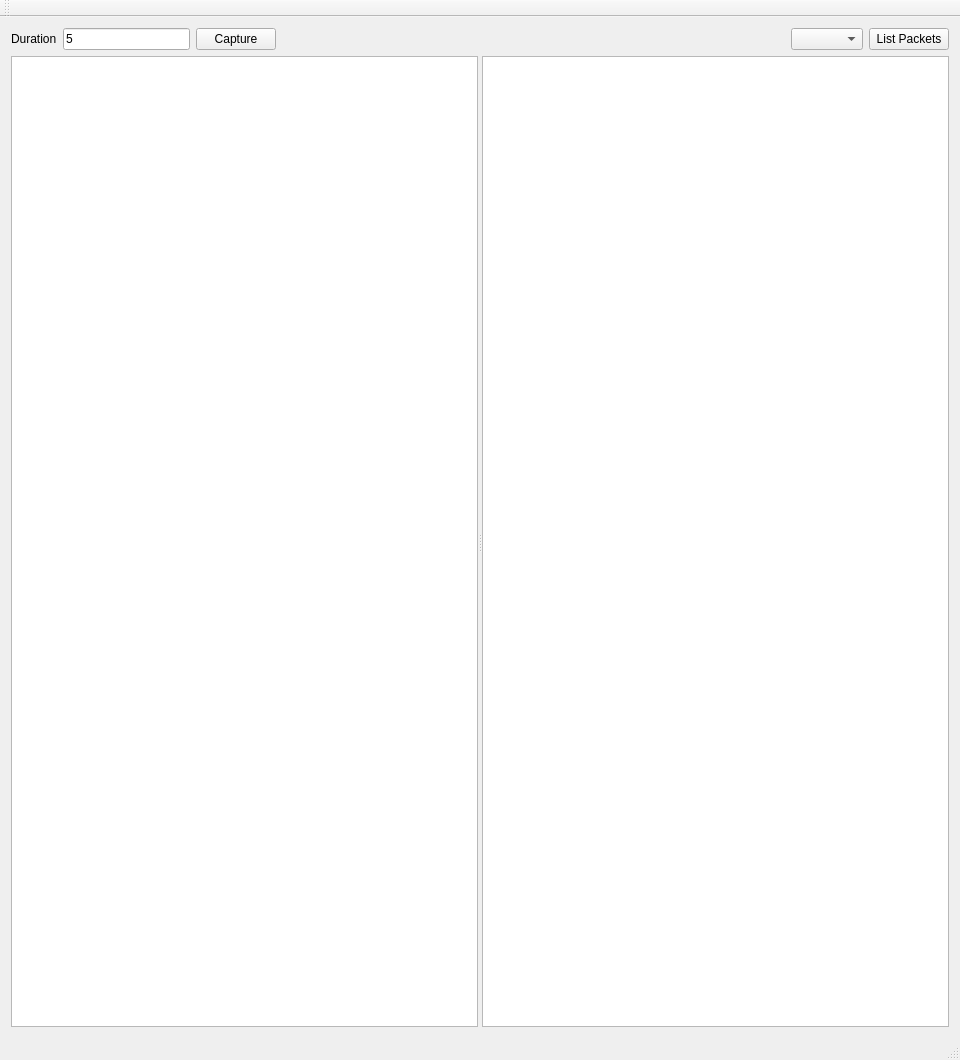
Old version of the form mainwindow.ui in the repository xQsme/SRC_Packets.
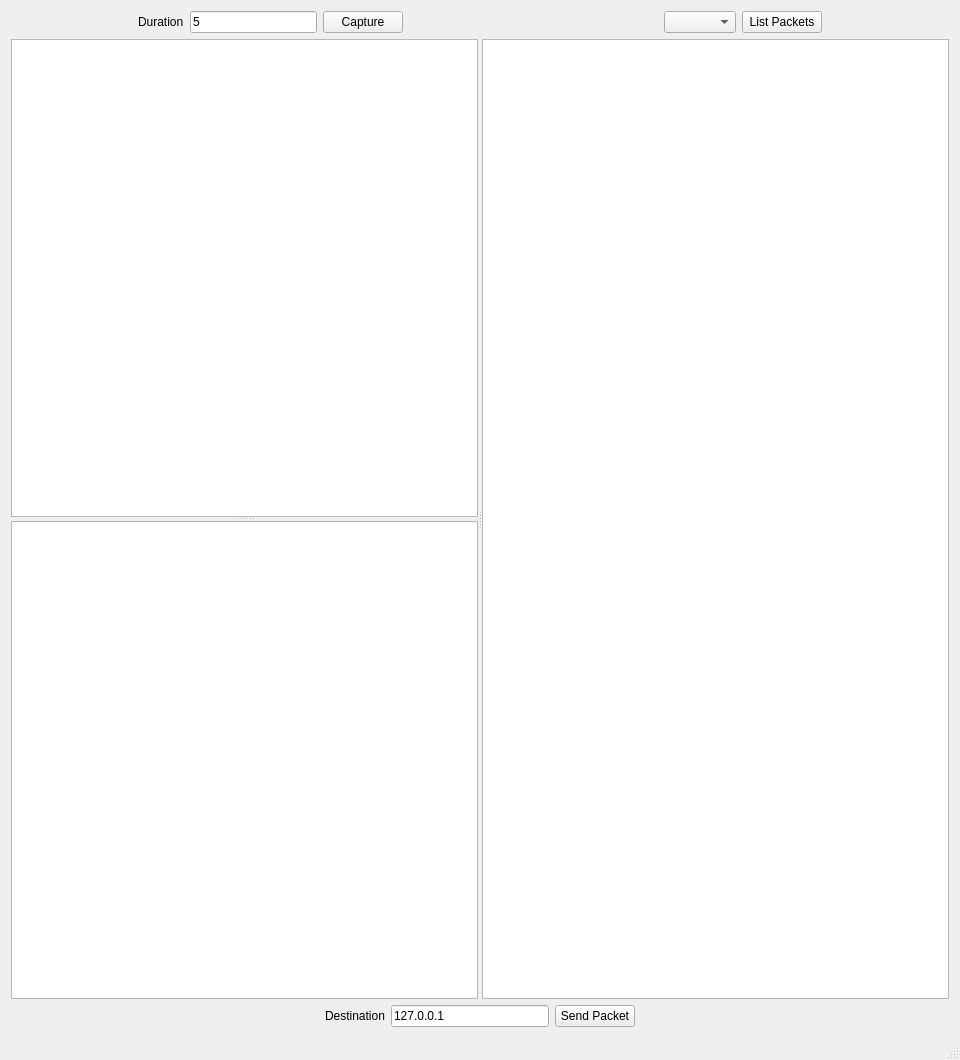
New version of the form.

What changed in the file:
```diff
--- a/mainwindow.ui
+++ b/mainwindow.ui
@@ -14,11 +14,24 @@
    <string>MainWindow</string>
   </property>
   <widget class="QWidget" name="centralWidget">
-   <layout class="QHBoxLayout" name="horizontalLayout_2">
+   <layout class="QHBoxLayout" name="horizontalLayout_3">
     <item>
      <layout class="QVBoxLayout" name="verticalLayout">
       <item>
        <layout class="QHBoxLayout" name="horizontalLayout">
+        <item>
+         <spacer name="horizontalSpacer_2">
+          <property name="orientation">
+           <enum>Qt::Horizontal</enum>
+          </property>
+          <property name="sizeHint" stdset="0">
+           <size>
+            <width>40</width>
+            <height>20</height>
+           </size>
+          </property>
+         </spacer>
+        </item>
         <item>
          <widget class="QLabel" name="label">
           <property name="text">
@@ -40,19 +53,6 @@
           </property>
          </widget>
         </item>
-        <item>
-         <spacer name="horizontalSpacer_2">
-          <property name="orientation">
-           <enum>Qt::Horizontal</enum>
-          </property>
-          <property name="sizeHint" stdset="0">
-           <size>
-            <width>40</width>
-            <height>20</height>
-           </size>
-          </property>
-         </spacer>
-        </item>
         <item>
          <spacer name="horizontalSpacer_3">
           <property name="orientation">
@@ -79,19 +79,6 @@
           </property>
          </spacer>
         </item>
-        <item>
-         <spacer name="horizontalSpacer_4">
-          <property name="orientation">
-           <enum>Qt::Horizontal</enum>
-          </property>
-          <property name="sizeHint" stdset="0">
-           <size>
-            <width>40</width>
-            <height>20</height>
-           </size>
-          </property>
-         </spacer>
-        </item>
         <item>
          <widget class="QComboBox" name="comboBox"/>
         </item>
@@ -102,39 +89,117 @@
           </property>
          </widget>
         </item>
+        <item>
+         <spacer name="horizontalSpacer_4">
+          <property name="orientation">
+           <enum>Qt::Horizontal</enum>
+          </property>
+          <property name="sizeHint" stdset="0">
+           <size>
+            <width>40</width>
+            <height>20</height>
+           </size>
+          </property>
+         </spacer>
+        </item>
        </layout>
       </item>
       <item>
-       <widget class="QSplitter" name="splitter">
+       <widget class="QSplitter" name="splitter_2">
         <property name="orientation">
          <enum>Qt::Horizontal</enum>
         </property>
-        <widget class="QTextBrowser" name="textBrowser_2"/>
-        <widget class="QTextBrowser" name="textBrowser"/>
+        <widget class="QSplitter" name="splitter">
+         <property name="orientation">
+          <enum>Qt::Vertical</enum>
+         </property>
+         <widget class="QTextBrowser" name="textBrowser_2"/>
+         <widget class="QTextEdit" name="textEdit"/>
+        </widget>
+        <widget class="QListWidget" name="listWidget"/>
        </widget>
       </item>
+      <item>
+       <layout class="QHBoxLayout" name="horizontalLayout_2">
+        <item>
+         <spacer name="horizontalSpacer_5">
+          <property name="orientation">
+           <enum>Qt::Horizontal</enum>
+          </property>
+          <property name="sizeHint" stdset="0">
+           <size>
+            <width>40</width>
+            <height>20</height>
+           </size>
+          </property>
+         </spacer>
+        </item>
+        <item>
+         <spacer name="horizontalSpacer_7">
+          <property name="orientation">
+           <enum>Qt::Horizontal</enum>
+          </property>
+          <property name="sizeHint" stdset="0">
+           <size>
+            <width>40</width>
+            <height>20</height>
+           </size>
+          </property>
+         </spacer>
+        </item>
+        <item>
+         <widget class="QLabel" name="label_2">
+          <property name="text">
+           <string>Destination</string>
+          </property>
+         </widget>
+        </item>
+        <item>
+         <widget class="QLineEdit" name="lineEdit_2">
+          <property name="text">
+           <string>127.0.0.1</string>
+          </property>
+         </widget>
+        </item>
+        <item>
+         <widget class="QPushButton" name="pushButton_3">
+          <property name="text">
+           <string>Send Packet</string>
+          </property>
+         </widget>
+        </item>
+        <item>
+         <spacer name="horizontalSpacer_8">
+          <property name="orientation">
+           <enum>Qt::Horizontal</enum>
+          </property>
+          <property name="sizeHint" stdset="0">
+           <size>
+            <width>40</width>
+            <height>20</height>
+           </size>
+          </property>
+         </spacer>
+        </item>
+        <item>
+         <spacer name="horizontalSpacer_6">
+          <property name="orientation">
+           <enum>Qt::Horizontal</enum>
+          </property>
+          <property name="sizeHint" stdset="0">
+           <size>
+            <width>40</width>
+            <height>20</height>
+           </size>
+          </property>
+         </spacer>
+        </item>
+       </layout>
+      </item>
      </layout>
     </item>
    </layout>
   </widget>
-  <widget class="QMenuBar" name="menuBar">
-   <property name="geometry">
-    <rect>
-     <x>0</x>
-     <y>0</y>
-     <width>960</width>
-     <height>18</height>
-    </rect>
-   </property>
-  </widget>
-  <widget class="QToolBar" name="mainToolBar">
-   <attribute name="toolBarArea">
-    <enum>TopToolBarArea</enum>
-   </attribute>
-   <attribute name="toolBarBreak">
-    <bool>false</bool>
-   </attribute>
-  </widget>
   <widget class="QStatusBar" name="statusBar"/>
  </widget>
  <layoutdefault spacing="6" margin="11"/>
```
